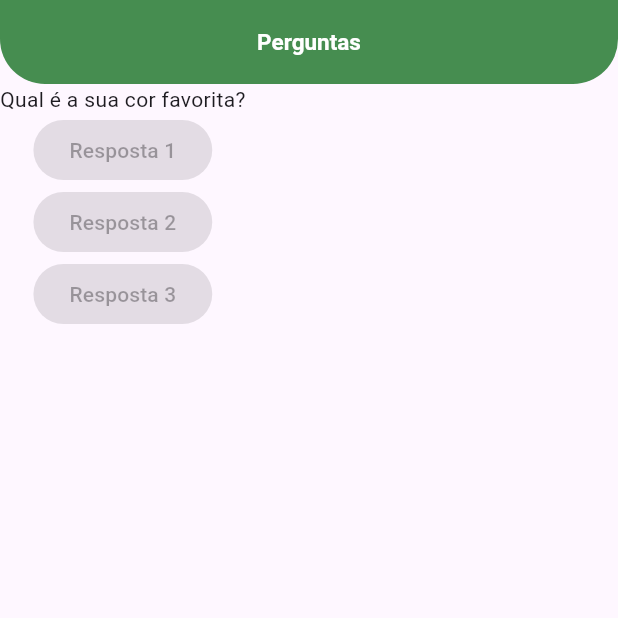
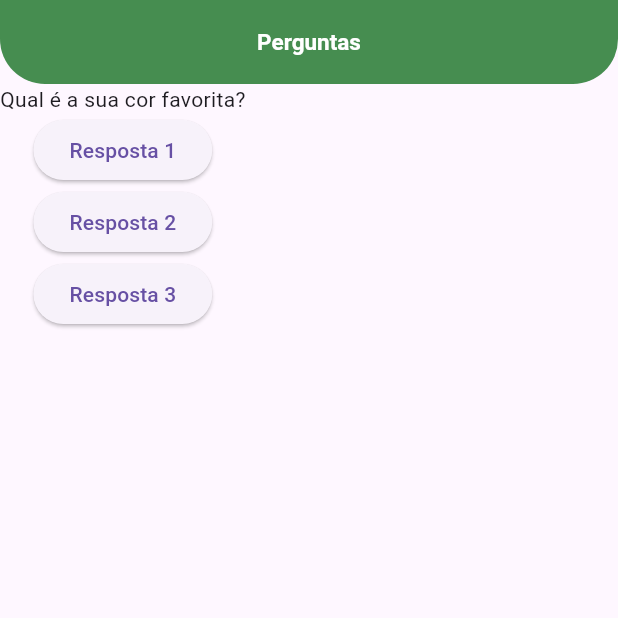
Before and after one commit to leandro91004850/curso_flutter, a Flutter app: the screen it shows after launch, on a phone screen of 412 x 824 dp, the top half of it. Run offline on Flutter 3.47's test engine with Material 3 defaults, Android fonts, the phone set to English and light mode, and no system bars.

Commit message:
Chamando uma função ao realizar o click

```diff
--- a/lib/main.dart
+++ b/lib/main.dart
@@ -5,7 +5,11 @@ void main() {
 }
 
 class PerguntaApp extends StatelessWidget {
-  PerguntaApp({super.key});
+
+
+  String responder() {
+    return 'Pergunta respondida';
+  }
 
   @override
   Widget build(BuildContext context) {
@@ -31,20 +35,21 @@ class PerguntaApp extends StatelessWidget {
           ),
           backgroundColor: Color.fromARGB(255, 70, 141, 80),
         ),
+
         body: Column(
           children: <Widget>[
             Text(perguntas[0]),
-            const ElevatedButton(
-              child: Text('Resposta 1'),
-              onPressed:null
+            ElevatedButton(
+              child: const Text('Resposta 1'),
+              onPressed: () => print('Resposta 1'),
             ),
-            const ElevatedButton(
-              child: Text('Resposta 2'),
-              onPressed:null
+            ElevatedButton(
+              child: const Text('Resposta 2'),
+              onPressed: () => print('Resposta 2'),
             ),
-            const ElevatedButton(
-              child: Text('Resposta 3'),
-              onPressed:null
+            ElevatedButton(
+              child: const Text('Resposta 3'),
+              onPressed: () => print(responder()),
             ),
           ],
         ),
```
